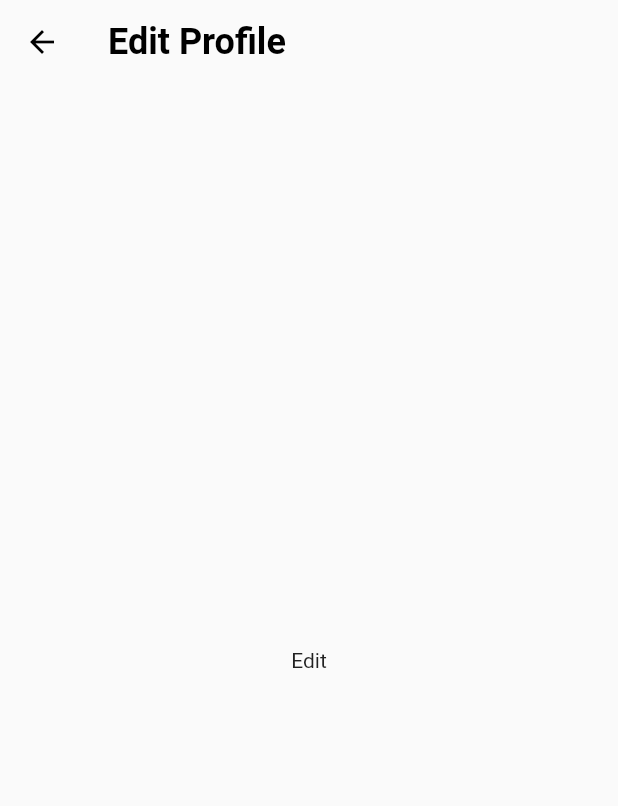
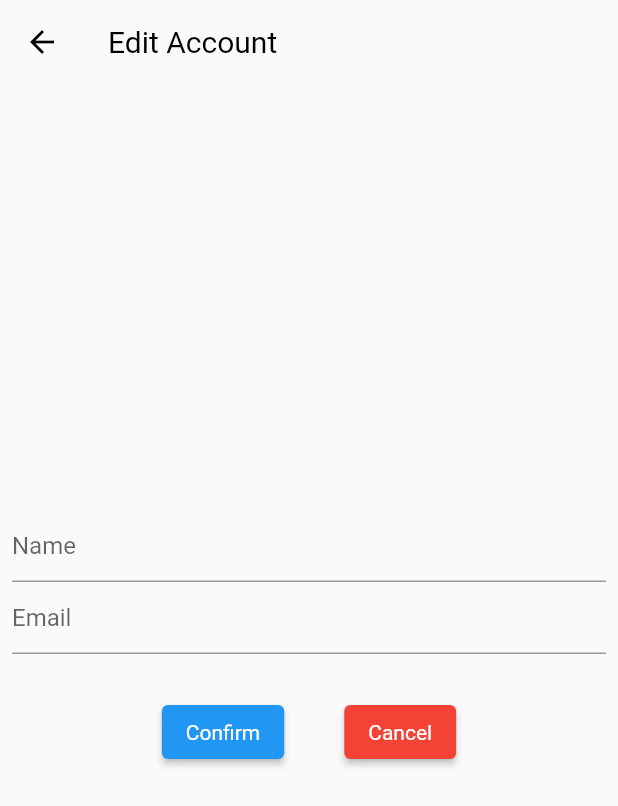
Before and after one commit to PAU-Course-Selection/course-select, a Flutter app: the EditUserProfilePage screen opened by its route, on a phone screen of 412 x 824 dp. Shown: the top 806 px of the screen. Run offline on Flutter 3.47's test engine with Material 2 defaults, Android fonts, the phone set to English and light mode, and no system bars; our stand-ins replace bottom_navy_bar, cached_network_image, chips_choice, cloud_firestore, firebase_auth, firebase_core and 18 more; accounts and stored records are empty; network calls fail.

Commit message:
Implemented basic edit profile page and added edit password shell to user auth util.

```diff
--- a/lib/controllers/user_notifier.dart
+++ b/lib/controllers/user_notifier.dart
@@ -107,6 +107,10 @@ class UserNotifier extends ChangeNotifier {
   set userName(value) {
     _userName = value;
     notifyListeners();
+  }
+
+  set password(value){
+
   }
   /// A setter for the current user's avatar image
   /// updates [_avatar]
--- a/lib/screens/edit_user_profile_page.dart
+++ b/lib/screens/edit_user_profile_page.dart
@@ -1,5 +1,7 @@
-import 'package:flutter/cupertino.dart';
+import 'package:course_select/controllers/user_notifier.dart';
+import 'package:course_select/shared_widgets/gradient_button.dart';
 import 'package:flutter/material.dart';
+import 'package:provider/provider.dart';
 
 import '../constants/constants.dart';
 import '../routes/routes.dart';
@@ -14,12 +16,80 @@ class EditUserProfilePage extends StatefulWidget {
 }
 
 class _EditUserProfilePageState extends State<EditUserProfilePage> {
+  late final TextEditingController _nameController;
+  late final TextEditingController _emailController;
+
+  // late final TextEditingController _passwordController;
+
+  late final UserNotifier userNotifier;
+
+  @override
+  void initState() {
+    userNotifier = Provider.of<UserNotifier>(context, listen: false);
+    _nameController = TextEditingController();
+    _emailController = TextEditingController();
+    super.initState();
+    // _passwordController = TextEditingController();
+  }
+
   Widget _title() {
-    return Text(
-      'Edit Profile',
-      style: kHeadlineMedium,
+    return const Text(
+      "Edit Account",
     );
   }
+
+  Widget _editPage() {
+    return Padding(
+      padding: const EdgeInsets.all(8.0),
+      child: Column(
+        mainAxisAlignment: MainAxisAlignment.center,
+        crossAxisAlignment: CrossAxisAlignment.center,
+        children: [
+          TextField(
+            controller: _nameController,
+            decoration: const InputDecoration(hintText: 'Name'),
+          ),
+          TextField(
+            controller: _emailController,
+            decoration: const InputDecoration(hintText: 'Email'),
+          ),
+          // TextField(
+          //   controller: _passwordController,
+          //   obscureText: true,
+          // ),
+          Padding(
+            padding: const EdgeInsets.all(8.0),
+            child: Row(
+              crossAxisAlignment: CrossAxisAlignment.center,
+              mainAxisAlignment: MainAxisAlignment.center,
+              children: [
+                Container(
+                  padding: const EdgeInsets.all(20.0),
+                  child: ElevatedButton(
+                      child: const Text("Confirm"),
+                      onPressed: () {
+                        _showConfirmationDialog();
+                      }),
+                ),
+                Container(
+                  padding: const EdgeInsets.all(20.0),
+                  child: ElevatedButton(
+                      style: const ButtonStyle(
+                          backgroundColor:
+                              MaterialStatePropertyAll<Color>(Colors.red)),
+                      child: const Text("Cancel"),
+                      onPressed: () {
+                        _cancelChanges();
+                      }),
+                )
+              ],
+            ),
+          ),
+        ],
+      ),
+    );
+  }
+
   @override
   Widget build(BuildContext context) {
     return Scaffold(
@@ -29,7 +99,50 @@ class _EditUserProfilePageState extends State<EditUserProfilePage> {
         foregroundColor: Colors.black,
         elevation: 0,
       ),
-      body: const Center(child: Text('Edit'),),
+      body: Center(
+        child: Container(
+          alignment: Alignment.center,
+          child: _editPage(),
+        ),
+      ),
     );
   }
+
+  _showConfirmationDialog() {
+    showDialog(
+        context: context,
+        builder: (context) {
+          return AlertDialog(
+            title: const Text("Confirm Changes"),
+            content: const Text(
+                "Are you sure you would like to make these changes?"),
+            actions: [
+              TextButton(
+                onPressed: _confirmChanges,
+                child: const Text("Confirm"),
+              ),
+              TextButton(
+                onPressed: _cancelChanges,
+                child: const Text("Cancel"),
+              ),
+            ],
+          );
+        });
+  }
+
+  _confirmChanges() async {
+    userNotifier.setUserName(_nameController.text);
+    userNotifier.email = _emailController.text;
+  }
+
+  _cancelChanges() {
+    Navigator.pop(context);
+  }
+
+  @override
+  void dispose() {
+    _nameController.dispose();
+    _emailController.dispose();
+    super.dispose();
+  }
 }
--- a/lib/utils/auth.dart
+++ b/lib/utils/auth.dart
@@ -3,7 +3,7 @@ import 'package:firebase_auth/firebase_auth.dart';
 import '../models/user_data_model.dart';
 
 ///Encapsulates all needed FirebaseAuth methods and useful getters for later use
-class Auth{
+class Auth {
   ///Creates a  firebase instance for the whole app
   final FirebaseAuth _firebaseAuth = FirebaseAuth.instance;
 
@@ -42,6 +42,15 @@ class Auth{
     );
   }
 
+  /// Changes the password of the currently logged in user and re-authenticates them
+  //TODO: implement change password
+  Future<void> updateUserPassword(
+      {required String email, required String password,}) async{
+    AuthCredential credential = EmailAuthProvider
+        .credential(email: email, password: '');
+
+  }
+
   ///Logs out a current user
   Future<void> signOut() async {
     await _firebaseAuth.signOut();
```
